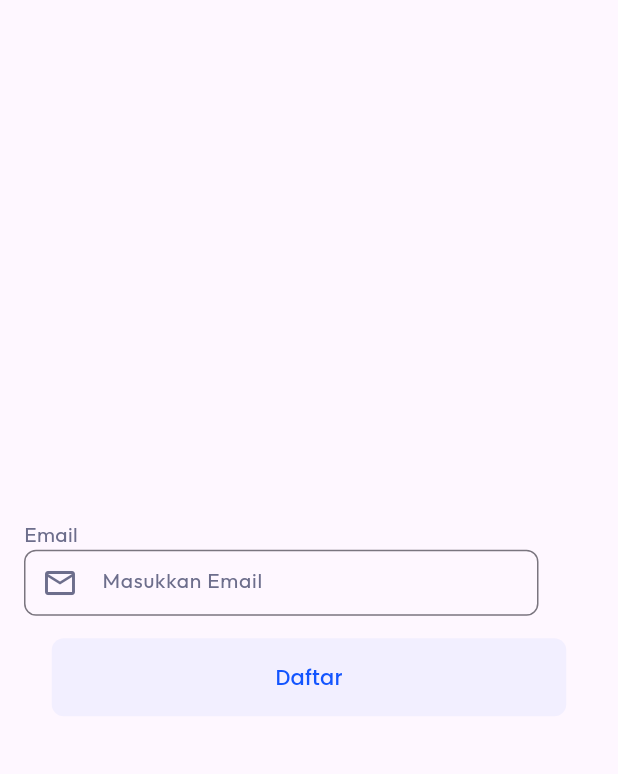
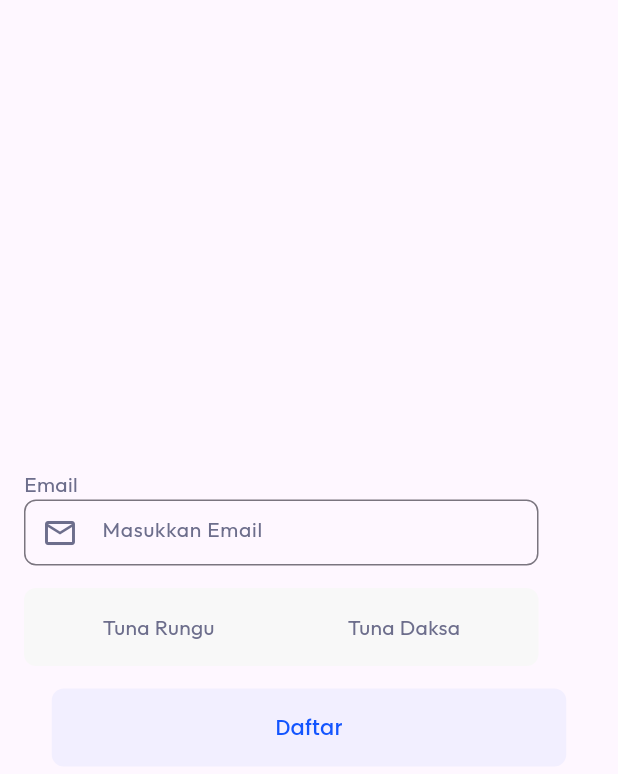
Before and after one commit to indahgithaa/includemy, a Flutter app: the screen it shows after launch, on a phone screen of 412 x 824 dp. Shown: the top 774 px of the screen. Run offline on Flutter 3.47's test engine with Material 3 defaults, Android fonts, the phone set to English and light mode, and no system bars; our stand-ins replace google_fonts.

Commit message:
feat: user disability options

```diff
--- a/lib/pages/onboarding_page.dart
+++ b/lib/pages/onboarding_page.dart
@@ -3,6 +3,7 @@ import 'package:google_fonts/google_fonts.dart';
 import './widgets/buttons.dart';
 import '../styles/color_styles.dart';
 import './widgets/text_fields.dart';
+import './widgets/segmented_options.dart';
 
 class OnboardingPage extends StatefulWidget {
   const OnboardingPage({super.key});
@@ -40,6 +41,8 @@ class _OnboardingPageState extends State<OnboardingPage> {
                 )
               ),
               SizedBox(height: 15,),
+              SegmentedOption(),
+              SizedBox(height: 15,),
               Buttons(
               text: "Daftar",
               onClicked: (){},
--- a/lib/pages/widgets/segmented_options.dart
+++ b/lib/pages/widgets/segmented_options.dart
@@ -0,0 +1,84 @@
+import 'package:flutter/material.dart';
+import 'package:google_fonts/google_fonts.dart';
+import 'package:includemy/styles/color_styles.dart';
+
+class SegmentedOption extends StatefulWidget {
+  const SegmentedOption({super.key});
+
+  @override
+  State<SegmentedOption> createState() => _SegmentedOptionState();
+}
+
+class _SegmentedOptionState extends State<SegmentedOption> {
+  String _userDisability = '';
+  var _choiceIndex;
+
+  @override
+  Widget build(BuildContext context) {
+    return Container(
+      decoration: BoxDecoration(
+        color: ColorStyles.greyBg,
+        borderRadius: BorderRadius.circular(8),
+      ),
+      width: 343,
+      height: 52,
+      padding: EdgeInsets.all(8.0),
+      child: Row(
+        children: [
+          Expanded(
+            child: GestureDetector(
+              onTap: () {
+                if (_choiceIndex != 0) {
+                  setState(() {
+                    _choiceIndex = 0;
+                    _userDisability = "Tuna Rungu";
+                  });
+                }
+              },
+              child: Container(
+                decoration: BoxDecoration(
+                  borderRadius: BorderRadius.circular(8),
+                  color: _choiceIndex == 0 ? ColorStyles.white : ColorStyles.greyBg,
+                ),
+                alignment: Alignment.center,
+                child: Text(
+                  "Tuna Rungu",
+                  style: GoogleFonts.outfit(
+                    color: _choiceIndex == 0 ? ColorStyles.black : ColorStyles.greyText,
+                    fontSize: 14,
+                  ),
+                ),
+              )
+            ),
+          ),
+          Expanded(
+            child: GestureDetector(
+              onTap: () {
+                if (_choiceIndex != 1) {
+                  setState(() {
+                    _choiceIndex = 1;
+                    _userDisability = "Tuna Daksa";
+                  });
+                }
+              },
+              child: Container(
+                decoration: BoxDecoration(
+                  borderRadius: BorderRadius.circular(8),
+                  color: _choiceIndex == 1 ? ColorStyles.white :  ColorStyles.greyBg,
+                ),
+                alignment: Alignment.center,
+                child: Text(
+                  "Tuna Daksa",
+                  style: GoogleFonts.outfit(
+                    color: _choiceIndex == 1 ? ColorStyles.black : ColorStyles.greyText,
+                    fontSize: 14,
+                  ),
+                ),
+              ),
+            ),
+          )
+        ],
+      ),
+    );
+  }
+}
```
